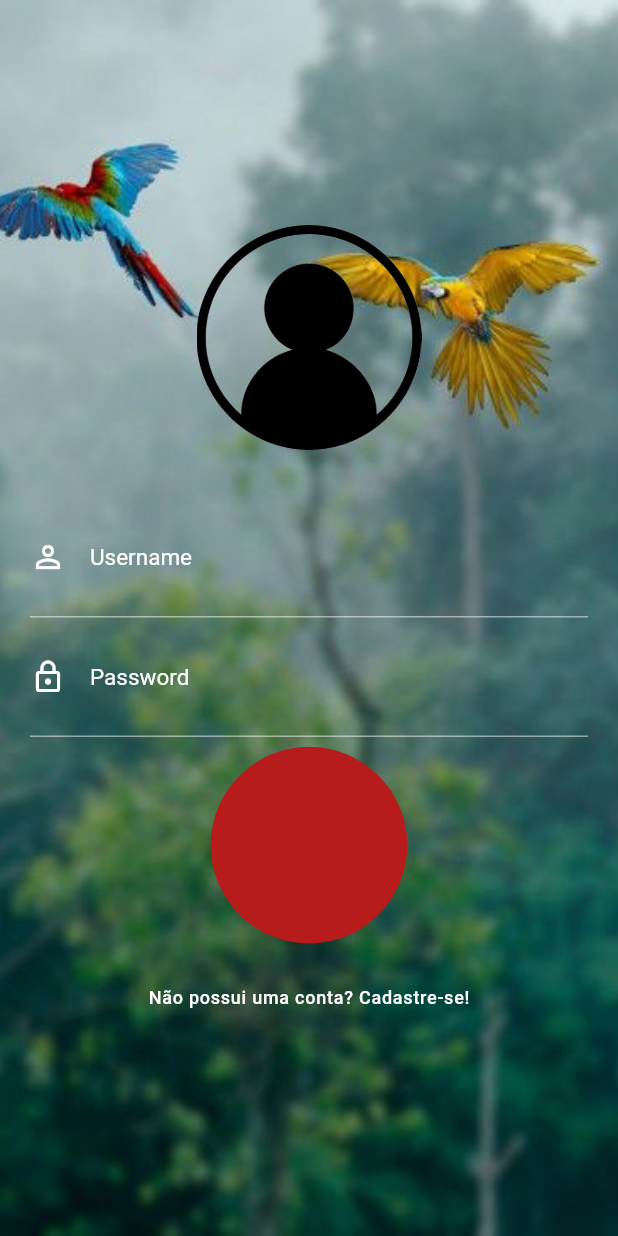
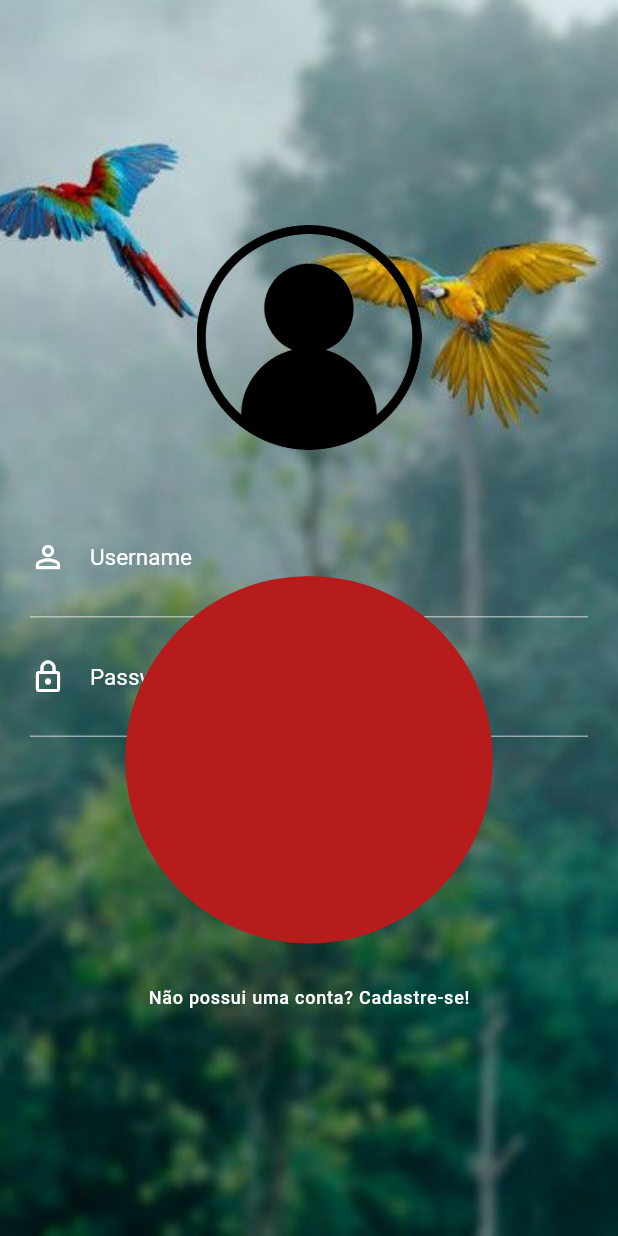
Before and after one commit to lucasdevargassouza/login-screen-flutter, a Flutter app: the LoginPage screen opened directly, after a tap on "Sign in", on a phone screen of 412 x 824 dp. Run offline on Flutter 3.47's test engine with Material 2 defaults, Android fonts, the light colour scheme and no system bars.

Commit message:
Animação de transição concluída!

```diff
--- a/lib/main.dart
+++ b/lib/main.dart
@@ -1,4 +1,3 @@
-import 'package:animation_login_screen/pages/home/home_page.dart';
 import 'package:animation_login_screen/pages/login/login_page.dart';
 import 'package:flutter/material.dart';
 
@@ -9,7 +8,7 @@ class App extends StatelessWidget {
   Widget build(BuildContext context) {
     return MaterialApp(
       title: "Tela de login",
-      home: HomePage()
+      home: LoginPage()
     );
   }
 }
--- a/lib/pages/home/components/home_top.dart
+++ b/lib/pages/home/components/home_top.dart
@@ -1,3 +1,4 @@
+import 'package:animation_login_screen/pages/login/login_page.dart';
 import 'package:flutter/material.dart';
 
 class HomeTop extends StatelessWidget {
@@ -29,7 +30,9 @@ class HomeTop extends StatelessWidget {
                 fontWeight: FontWeight.w300,
               ),
             ),
-            Container(
+            InkWell(
+              onTap: (){ Navigator.pushReplacement(context, MaterialPageRoute(builder: (context) => LoginPage())); },
+              child: Container(
                 alignment: Alignment.topRight,
                 width: containerGrow.value * 120,
                 height: containerGrow.value * 120,
@@ -57,6 +60,7 @@ class HomeTop extends StatelessWidget {
                     ),
                   ),
                 ),
+              ),
             )
           ],
         ),
--- a/lib/pages/home/components/stagger_animation.dart
+++ b/lib/pages/home/components/stagger_animation.dart
@@ -1,6 +1,7 @@
 import 'package:flutter/material.dart';
 
 import 'animated_list_view.dart';
+import 'fade_container.dart';
 import 'home_top.dart';
 
 class StaggerAnimation extends StatelessWidget {
@@ -14,17 +15,30 @@ class StaggerAnimation extends StatelessWidget {
         ).animate(CurvedAnimation(
           parent: controller,
           curve: Interval(0.325, 0.8, curve: Curves.ease),
+        )),
+        fadeAnimation = ColorTween(
+          begin: Colors.red,
+          end: Colors.transparent,
+        ).animate(CurvedAnimation(
+          parent: controller,
+          curve: Curves.ease,
         ));
 
   final Animation<double> containerGrow;
   final Animation<EdgeInsets> listSlidePosition;
+  final Animation<Color> fadeAnimation;
 
   Widget _buildAnimation(BuildContext context, Widget child) {
-    return ListView(
-      padding: EdgeInsets.zero,
+    return Stack(
       children: <Widget>[
-        HomeTop(containerGrow: containerGrow),
-        AnimatedListView(listSlidePosition: listSlidePosition),
+        ListView(
+          padding: EdgeInsets.zero,
+          children: <Widget>[
+            HomeTop(containerGrow: containerGrow),
+            AnimatedListView(listSlidePosition: listSlidePosition),
+          ],
+        ),
+        IgnorePointer(child: FadeContainer(fadeAnimation: fadeAnimation)),
       ],
     );
   }
--- a/lib/pages/login/components/stagger_animation.dart
+++ b/lib/pages/login/components/stagger_animation.dart
@@ -10,10 +10,10 @@ class StaggerAnimation extends StatelessWidget {
             curve: Interval(0.0, 0.150),
           ),
         ),
-        buttonZoomOut = Tween(begin: 60.0, end: 1000.0).animate(
+        buttonZoomOut = Tween(begin: 60.0, end: 2000.0).animate(
           CurvedAnimation(
             parent: controller,
-            curve: Interval(0.5, 1, curve: Curves.bounceOut),
+            curve: Interval(0.5, 1, curve: Curves.ease),
           ),
         );
 
@@ -27,6 +27,8 @@ class StaggerAnimation extends StatelessWidget {
         onTap: () {
           controller.forward();
         },
+        child: Hero(
+          tag: "fade",
           child: buttonZoomOut.value <= 60
               ? Container(
                   width: buttonSqueeze.value,
@@ -43,7 +45,10 @@ class StaggerAnimation extends StatelessWidget {
                   height: buttonZoomOut.value,
                   decoration: BoxDecoration(
                     color: Colors.red[900],
-                  shape: buttonZoomOut.value <= 500 ? BoxShape.circle : BoxShape.rectangle,
+                    shape: buttonZoomOut.value <= 500
+                        ? BoxShape.circle
+                        : BoxShape.rectangle,
+                  ),
                 ),
         ),
       ),
--- a/lib/pages/login/login_page.dart
+++ b/lib/pages/login/login_page.dart
@@ -1,3 +1,4 @@
+import 'package:animation_login_screen/pages/home/home_page.dart';
 import 'package:flutter/material.dart';
 
 import 'components/form_container.dart';
@@ -8,7 +9,8 @@ class LoginPage extends StatefulWidget {
   _LoginPageState createState() => _LoginPageState();
 }
 
-class _LoginPageState extends State<LoginPage> with SingleTickerProviderStateMixin {
+class _LoginPageState extends State<LoginPage>
+    with SingleTickerProviderStateMixin {
   AnimationController _animationController;
 
   @override
@@ -17,6 +19,13 @@ class _LoginPageState extends State<LoginPage> with SingleTickerProviderStateMix
 
     _animationController =
         AnimationController(vsync: this, duration: Duration(seconds: 2));
+
+    _animationController.addStatusListener((status) {
+      if (status == AnimationStatus.completed) {
+        Navigator.pushReplacement(
+            context, MaterialPageRoute(builder: (context) => HomePage()));
+      }
+    });
   }
 
   @override
```
Also changed, not shown: lib/pages/home/components/animated_list_view.dart (+12 -0 lines), lib/pages/home/components/fade_container.dart (added, +15 -0 lines). Lines whose indentation alone changed are shown as unchanged.
